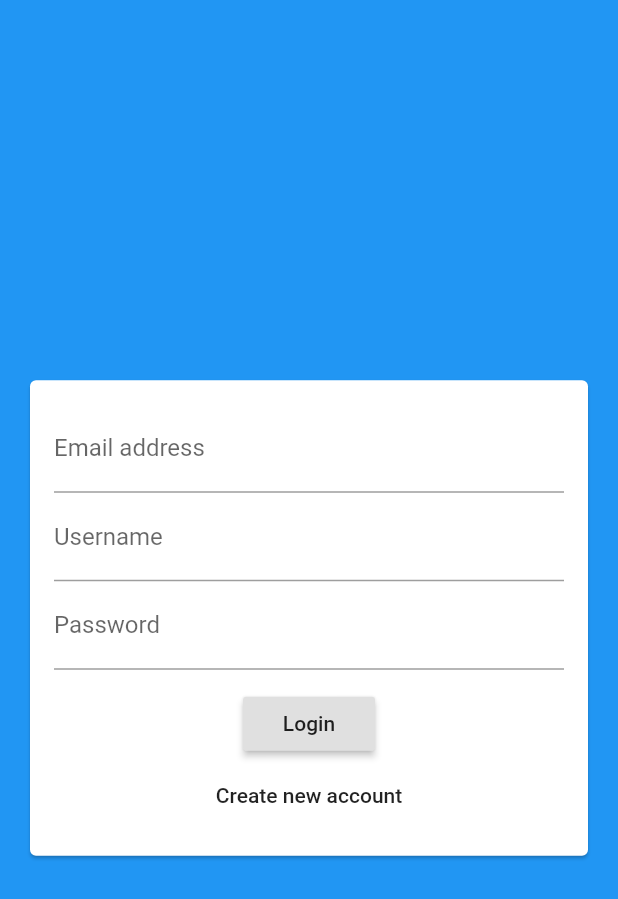
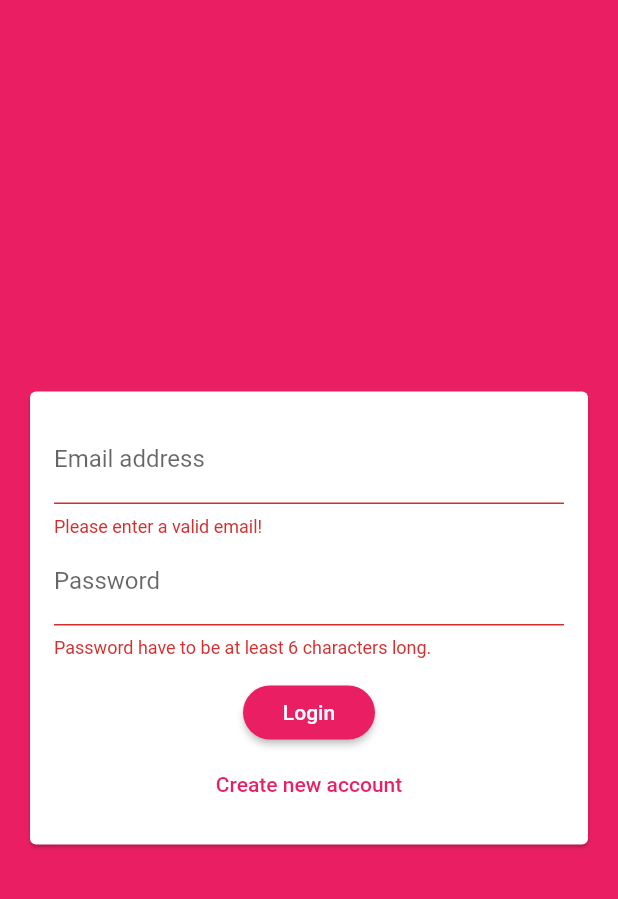
Before and after one commit to MinhHieu2804/flutter_chat_app, a Flutter app: the screen it shows after launch, after a tap on "Login", on a phone screen of 412 x 824 dp. Shown: the top 899 px of the screen. Run offline on Flutter 3.47's test engine with Material 2 defaults, Android fonts, the phone set to English and light mode, and no system bars; our stand-ins replace cloud_firestore, firebase_auth; accounts and stored records are empty.

Commit message:
basic sign up

```diff
--- a/lib/main.dart
+++ b/lib/main.dart
@@ -12,7 +12,15 @@ class MyApp extends StatelessWidget {
     return MaterialApp(
       title: 'Chat App',
       theme: ThemeData(
-        primarySwatch: Colors.blue,
+        primarySwatch: Colors.pink,
+        backgroundColor: Colors.pink,
+        accentColor: Colors.deepPurple,
+        accentColorBrightness: Brightness.dark,
+        buttonTheme: ButtonTheme.of(context).copyWith(
+            buttonColor: Colors.pink,
+            textTheme: ButtonTextTheme.primary,
+            shape: RoundedRectangleBorder(
+                borderRadius: BorderRadius.circular(20))),
       ),
       home: AuthScreen(),
     );
--- a/lib/screens/auth_screen.dart
+++ b/lib/screens/auth_screen.dart
@@ -1,5 +1,8 @@
+import 'package:cloud_firestore/cloud_firestore.dart';
 import 'package:flutter/material.dart';
+import 'package:flutter/services.dart';
 import 'package:flutter_chat_app/widgets/auth/auth_form.dart';
+import 'package:firebase_auth/firebase_auth.dart';
 
 class AuthScreen extends StatefulWidget {
   @override
@@ -7,11 +10,54 @@ class AuthScreen extends StatefulWidget {
 }
 
 class _AuthScreenState extends State<AuthScreen> {
+  final _auth = FirebaseAuth.instance;
+  var _isLoading = false;
+
+  void _submitAuthForm(String email, String password, String username,
+      bool isLogin, BuildContext context) async {
+    AuthResult authResult;
+    try {
+      setState(() {
+        _isLoading = true;
+      });
+      if (isLogin) {
+        authResult = await _auth.signInWithEmailAndPassword(
+            email: email, password: password);
+      } else {
+        authResult = await _auth.createUserWithEmailAndPassword(
+            email: email, password: password);
+        await Firestore.instance
+            .collection('users')
+            .document(authResult.user.uid)
+            .setData({
+          'username': username,
+          'email': email,
+        });
+      }
+    } on PlatformException catch (err) {
+      var message = 'An error occured,please check your credentials!';
+      if (err.message != null) {
+        message = err.message!;
+      }
+
+      Scaffold.of(context).showSnackBar(SnackBar(
+        content: Text(message),
+        backgroundColor: Theme.of(context).errorColor,
+      ));
+
+      setState(() {
+        _isLoading = false;
+      });
+    } catch (err) {
+      print(err);
+    }
+  }
+
   @override
   Widget build(BuildContext context) {
     return Scaffold(
       backgroundColor: Theme.of(context).primaryColor,
-      body: AuthForm(),
+      body: AuthForm(_submitAuthForm, _isLoading),
     );
   }
 }
--- a/lib/widgets/auth/auth_form.dart
+++ b/lib/widgets/auth/auth_form.dart
@@ -1,13 +1,33 @@
 import 'package:flutter/material.dart';
 
 class AuthForm extends StatefulWidget {
-  const AuthForm({Key? key}) : super(key: key);
+  AuthForm(this.submitFn, this.isLoading);
+
+  final void Function(String email, String password, String username,
+      bool isLogin, BuildContext ctx) submitFn;
+  final bool isLoading;
 
   @override
   State<AuthForm> createState() => _AuthFormState();
 }
 
 class _AuthFormState extends State<AuthForm> {
+  final _formKey = GlobalKey<FormState>();
+  var _isLogin = true;
+  var _userEmail = '';
+  var _userName = '';
+  var _userPassword = '';
+
+  void _trySubmit() {
+    final isValid = _formKey.currentState!.validate();
+    FocusScope.of(context).unfocus();
+    if (isValid) {
+      _formKey.currentState!.save();
+      widget.submitFn(_userEmail.trim(), _userPassword.trim(), _userName,
+          _isLogin, context);
+    }
+  }
+
   @override
   Widget build(BuildContext context) {
     return Center(
@@ -17,35 +37,78 @@ class _AuthFormState extends State<AuthForm> {
           child: Padding(
             padding: EdgeInsets.all(16),
             child: Form(
+              key: _formKey,
               child: Column(
                 mainAxisSize: MainAxisSize.min,
                 children: [
                   TextFormField(
+                    key: ValueKey('email'),
+                    validator: (value) {
+                      if (value!.isEmpty || !value.contains('@')) {
+                        return 'Please enter a valid email!';
+                      }
+                      return null;
+                    },
                     keyboardType: TextInputType.emailAddress,
                     decoration: InputDecoration(
                       labelText: 'Email address',
                     ),
+                    onSaved: (value) {
+                      _userEmail = value!;
+                    },
                   ),
+                  if (!_isLogin)
                     TextFormField(
+                      key: ValueKey('username'),
+                      validator: (value) {
+                        if (value!.isEmpty) {
+                          return 'Please enter an username';
+                        }
+                        return null;
+                      },
                       decoration: InputDecoration(
                         labelText: 'Username',
                       ),
+                      onSaved: (value) {
+                        _userName = value!;
+                      },
                     ),
                   TextFormField(
+                    key: ValueKey('password'),
+                    validator: (value) {
+                      if (value!.isEmpty || value.length < 7) {
+                        return 'Password have to be at least 6 characters long.';
+                      }
+                      return null;
+                    },
                     decoration: InputDecoration(
                       labelText: 'Password',
                     ),
                     obscureText: true,
+                    onSaved: (value) {
+                      _userPassword = value!;
+                    },
                   ),
                   SizedBox(
                     height: 12,
                   ),
+                  if (widget.isLoading) CircularProgressIndicator(),
+                  if (!widget.isLoading)
                     RaisedButton(
-                    child: Text('Login'),
-                    onPressed: () {},
+                      child: Text(_isLogin ? 'Login' : 'Sign Up'),
+                      onPressed: _trySubmit,
                     ),
+                  if (!widget.isLoading)
                     FlatButton(
-                      onPressed: () {}, child: Text('Create new account'))
+                        textColor: Theme.of(context).primaryColor,
+                        onPressed: () {
+                          setState(() {
+                            _isLogin = !_isLogin;
+                          });
+                        },
+                        child: Text(_isLogin
+                            ? 'Create new account'
+                            : 'I already have an acount'))
                 ],
               ),
             ),
--- a/pubspec.yaml
+++ b/pubspec.yaml
@@ -34,6 +34,7 @@ dependencies:
   # Use with the CupertinoIcons class for iOS style icons.
   cupertino_icons: ^1.0.2
   cloud_firestore: ^0.13.5
+  firebase_auth: ^0.16.0
 
 dev_dependencies:
   flutter_test:
```
Also changed, not shown: pubspec.lock. Lines whose indentation alone changed are shown as unchanged.
